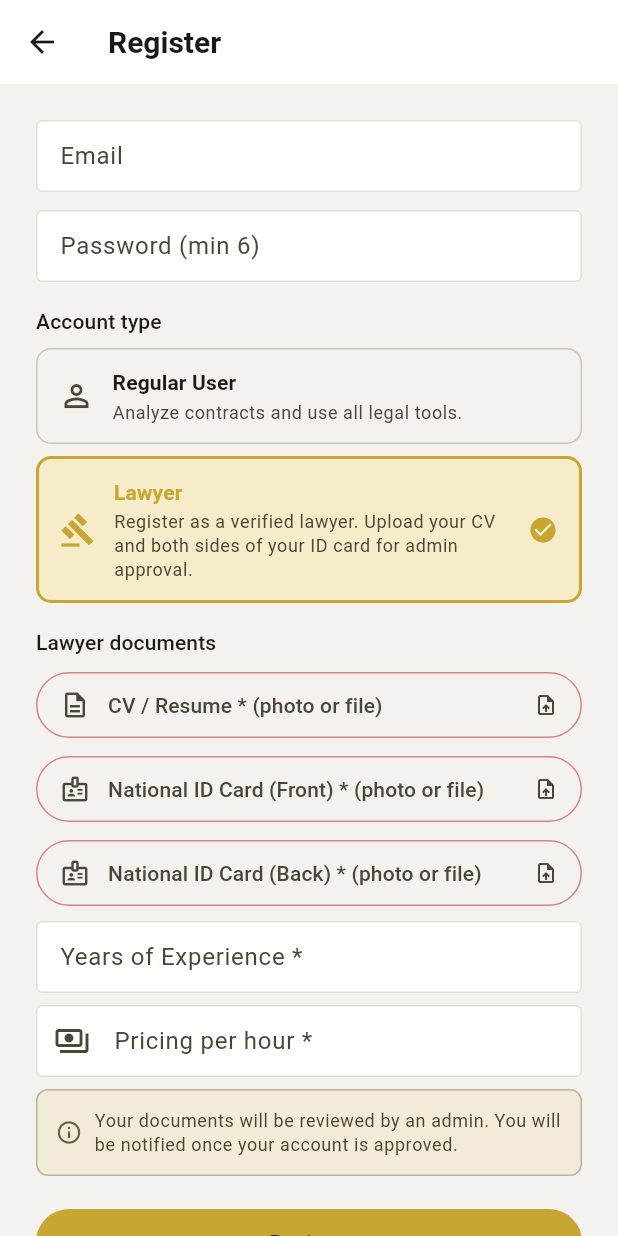
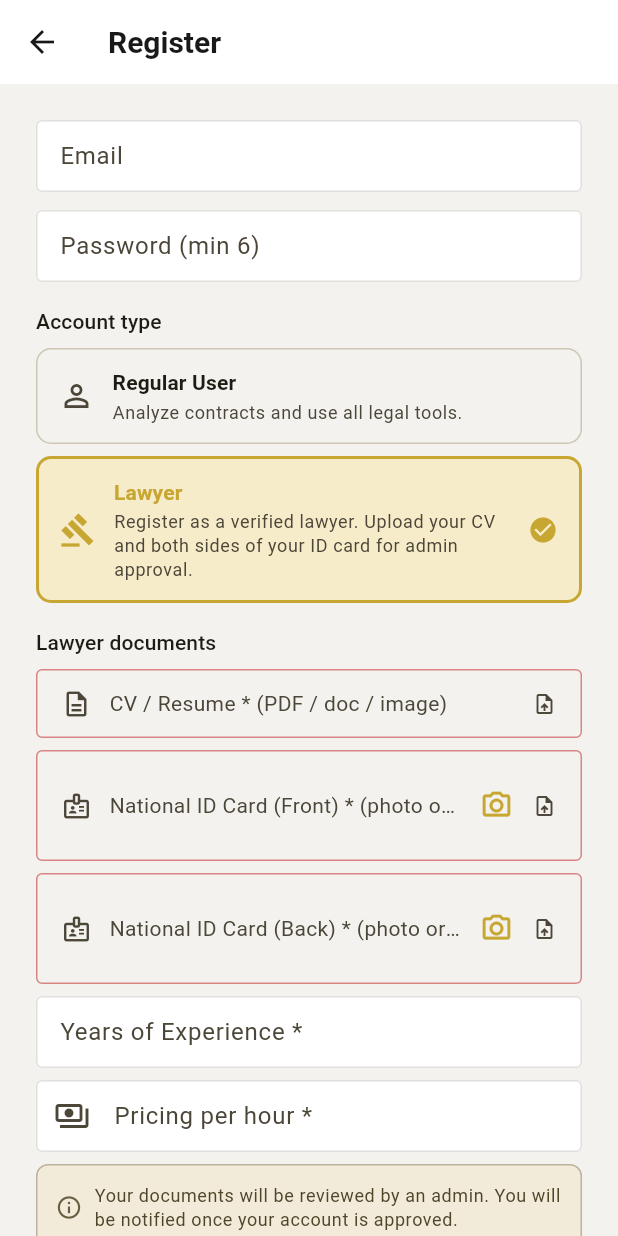
Before and after one commit to nourabulnasr/GP-Legal-AI-, a Flutter app: the RegisterScreen screen opened directly, after a tap on "Lawyer", on a phone screen of 412 x 824 dp. Run offline on Flutter 3.47's test engine with Material 3 defaults, Android fonts, the phone set to English and light mode, and no system bars; our stand-ins replace app_links, file_picker, image_picker, printing, shared_preferences, wakelock_plus; missing offline and left inert: dart:html, hand_signature; accounts and stored records are empty.

Commit message:
Show camera button on ID card uploads only; auto-use profile hourly rate for feed proposals.
CV upload is file-only. ID card rows get a dedicated camera icon. Proposal dialog shows only the offer text; hourly rate is read from the lawyer profile automatically.

Co-authored-by: Cursor <cursoragent@cursor.com>

```diff
--- a/lib/screens/auth/register_screen.dart
+++ b/lib/screens/auth/register_screen.dart
@@ -61,31 +61,7 @@ class _RegisterScreenState extends State<RegisterScreen> {
     });
   }
 
-  Future<void> _pickIdImage({required bool isFront}) async {
-    final source = await showModalBottomSheet<ImageSource>(
-      context: context,
-      builder: (ctx) => SafeArea(
-        child: Column(
-          mainAxisSize: MainAxisSize.min,
-          children: [
-            if (!kIsWeb)
-              ListTile(
-                leading: const Icon(Icons.photo_camera_outlined),
-                title: const Text('Take a photo'),
-                onTap: () => Navigator.pop(ctx, ImageSource.camera),
-              ),
-            ListTile(
-              leading: const Icon(Icons.upload_file_outlined),
-              title: const Text('Choose from files'),
-              onTap: () => Navigator.pop(ctx, ImageSource.gallery),
-            ),
-          ],
-        ),
-      ),
-    );
-    if (source == null || !mounted) return;
-
-    if (source == ImageSource.gallery) {
+  Future<void> _pickIdFromFile({required bool isFront}) async {
     final result = await FilePicker.platform.pickFiles(
       type: FileType.custom,
       allowedExtensions: ['jpg', 'jpeg', 'png', 'pdf'],
@@ -103,11 +79,11 @@ class _RegisterScreenState extends State<RegisterScreen> {
         _idCardBackFilename = file.name;
       }
     });
-      return;
   }
 
+  Future<void> _pickIdFromCamera({required bool isFront}) async {
     final picker = ImagePicker();
-    final photo = await picker.pickImage(source: source, imageQuality: 85);
+    final photo = await picker.pickImage(source: ImageSource.camera, imageQuality: 85);
     if (photo == null) return;
     final bytes = await photo.readAsBytes();
     if (!mounted) return;
@@ -123,9 +99,9 @@ class _RegisterScreenState extends State<RegisterScreen> {
     });
   }
 
-  Future<void> _pickIdCardFront() => _pickIdImage(isFront: true);
+  Future<void> _pickIdCardFront() => _pickIdFromFile(isFront: true);
 
-  Future<void> _pickIdCardBack() => _pickIdImage(isFront: false);
+  Future<void> _pickIdCardBack() => _pickIdFromFile(isFront: false);
 
   Future<void> _signInWithGoogle() async {
     setState(() { _busy = true; _err = null; });
@@ -282,6 +258,7 @@ class _RegisterScreenState extends State<RegisterScreen> {
                         filename: _cvFilename,
                         onPick: _pickCv,
                         required: true,
+                        hint: 'PDF / doc / image',
                       ),
                       const SizedBox(height: 8),
                       _DocPickerTile(
@@ -289,7 +266,9 @@ class _RegisterScreenState extends State<RegisterScreen> {
                         icon: Icons.badge_outlined,
                         filename: _idCardFrontFilename,
                         onPick: _pickIdCardFront,
+                        onCamera: kIsWeb ? null : () => _pickIdFromCamera(isFront: true),
                         required: true,
+                        hint: 'photo or file',
                       ),
                       const SizedBox(height: 8),
                       _DocPickerTile(
@@ -297,7 +276,9 @@ class _RegisterScreenState extends State<RegisterScreen> {
                         icon: Icons.badge_outlined,
                         filename: _idCardBackFilename,
                         onPick: _pickIdCardBack,
+                        onCamera: kIsWeb ? null : () => _pickIdFromCamera(isFront: false),
                         required: true,
+                        hint: 'photo or file',
                       ),
                       const SizedBox(height: 8),
                       TextFormField(
@@ -416,6 +397,8 @@ class _DocPickerTile extends StatelessWidget {
     required this.filename,
     required this.onPick,
     this.required = false,
+    this.hint = 'file',
+    this.onCamera,
   });
 
   final String label;
@@ -423,33 +406,48 @@ class _DocPickerTile extends StatelessWidget {
   final String? filename;
   final VoidCallback onPick;
   final bool required;
+  final String hint;
+  final VoidCallback? onCamera;
 
   @override
   Widget build(BuildContext context) {
     final cs = Theme.of(context).colorScheme;
     final picked = filename != null;
-    return OutlinedButton(
-      style: OutlinedButton.styleFrom(
+    final borderColor = picked ? cs.primary : (required ? cs.error.withValues(alpha: 0.5) : cs.outlineVariant);
+    return Material(
+      color: Colors.transparent,
+      child: InkWell(
+        onTap: onPick,
+        borderRadius: BorderRadius.circular(4),
+        child: Container(
           padding: const EdgeInsets.symmetric(horizontal: 16, vertical: 12),
-        side: BorderSide(
-          color: picked ? cs.primary : (required ? cs.error.withValues(alpha: 0.5) : cs.outlineVariant),
+          decoration: BoxDecoration(
+            borderRadius: BorderRadius.circular(4),
+            border: Border.all(color: borderColor),
           ),
-        foregroundColor: picked ? cs.primary : cs.onSurfaceVariant,
-        alignment: Alignment.centerLeft,
-      ),
-      onPressed: onPick,
           child: Row(
             children: [
-          Icon(picked ? Icons.check_circle_outline : icon, size: 20),
+              Icon(picked ? Icons.check_circle_outline : icon, size: 20, color: picked ? cs.primary : cs.onSurfaceVariant),
               const SizedBox(width: 12),
               Expanded(
                 child: Text(
-              picked ? filename! : '$label${required ? ' *' : ''} (photo or file)',
+                  picked ? filename! : '$label${required ? ' *' : ''} ($hint)',
                   overflow: TextOverflow.ellipsis,
+                  style: TextStyle(color: picked ? cs.primary : cs.onSurfaceVariant),
                 ),
+              ),
+              if (onCamera != null)
+                IconButton(
+                  tooltip: 'Take a photo',
+                  icon: Icon(Icons.photo_camera_outlined, size: 22, color: cs.primary),
+                  padding: EdgeInsets.zero,
+                  constraints: const BoxConstraints(minWidth: 36, minHeight: 36),
+                  onPressed: onCamera,
                 ),
               Icon(Icons.upload_file_outlined, size: 16, color: cs.onSurfaceVariant),
             ],
+          ),
+        ),
       ),
     );
   }
```
Also changed, not shown: lib/screens/social/feed_screen.dart (+25 -22 lines). Lines whose indentation alone changed are shown as unchanged.
